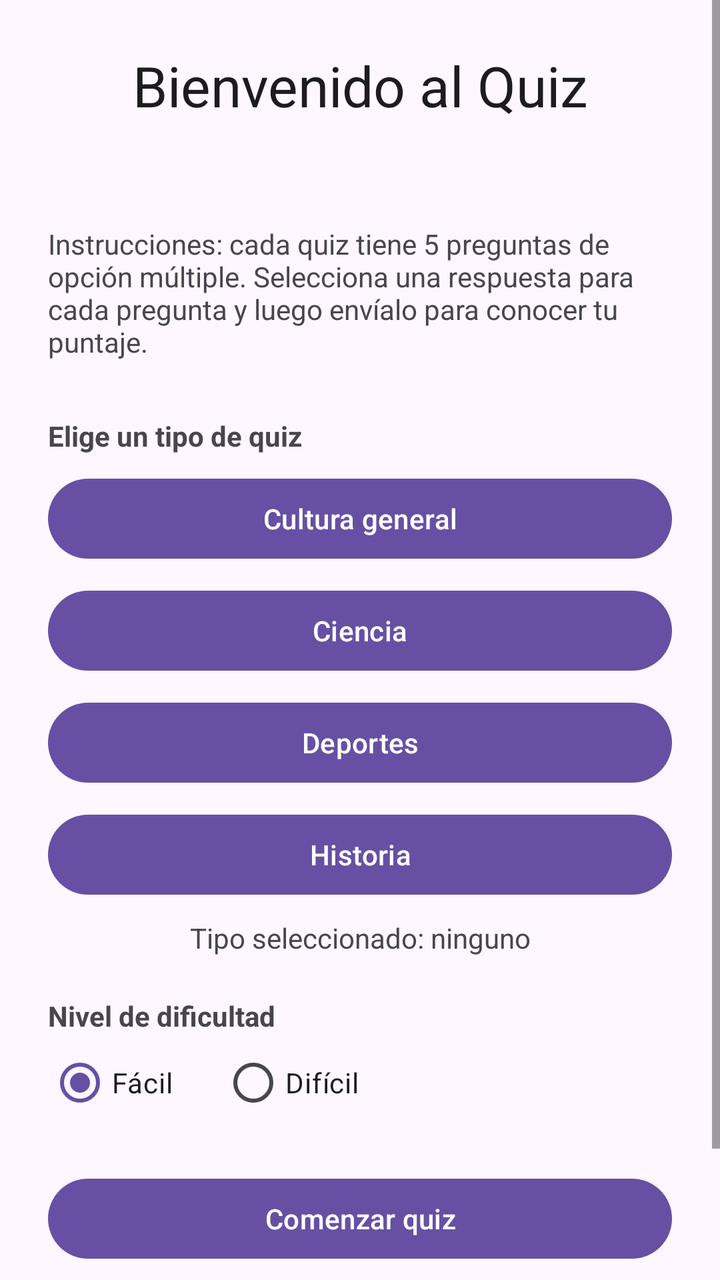
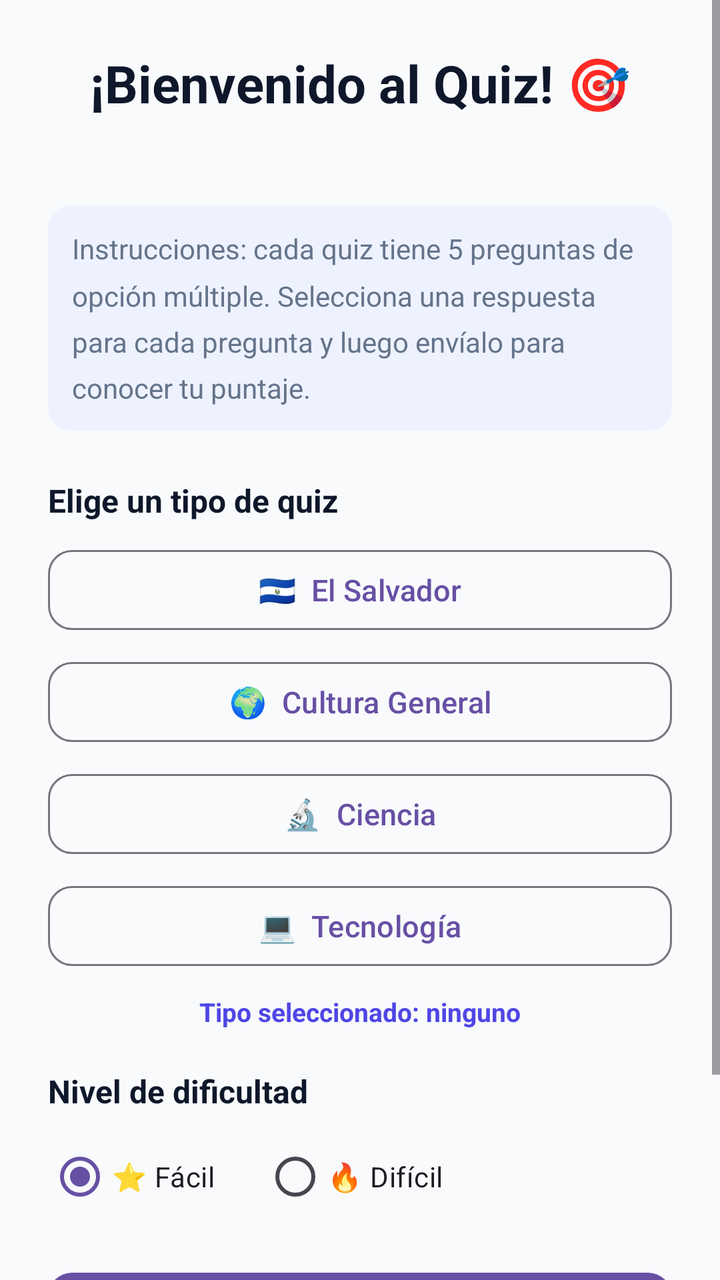

Screens rendered from an Android XML layout before and after an edit, with the pre-edit source and the edit as a unified diff.
<!-- AndroidManifest.xml: application theme Theme.Desafio2DSM -->
<!-- res/layout/activity_welcome.xml -->
<?xml version="1.0" encoding="utf-8"?>
<ScrollView xmlns:android="http://schemas.android.com/apk/res/android" xmlns:app="http://schemas.android.com/apk/res-auto" android:layout_width="match_parent" android:layout_height="match_parent" android:fillViewport="true">
    <androidx.constraintlayout.widget.ConstraintLayout android:layout_width="match_parent" android:layout_height="wrap_content" android:padding="24dp">
        <TextView android:id="@+id/welcomeTitle" android:layout_width="0dp" android:layout_height="wrap_content" android:text="Bienvenido al Quiz" android:textAppearance="@style/TextAppearance.Material3.HeadlineMedium" android:gravity="center" app:layout_constraintTop_toTopOf="parent" app:layout_constraintStart_toStartOf="parent" app:layout_constraintEnd_toEndOf="parent" />
        <TextView android:id="@+id/welcomeUser" android:layout_width="0dp" android:layout_height="wrap_content" android:layout_marginTop="8dp" android:gravity="center" app:layout_constraintTop_toBottomOf="@id/welcomeTitle" app:layout_constraintStart_toStartOf="parent" app:layout_constraintEnd_toEndOf="parent" />
        <TextView android:id="@+id/instructions" android:layout_width="0dp" android:layout_height="wrap_content" android:layout_marginTop="24dp" android:text="Instrucciones: cada quiz tiene 5 preguntas de opción múltiple. Selecciona una respuesta para cada pregunta y luego envíalo para conocer tu puntaje." app:layout_constraintTop_toBottomOf="@id/welcomeUser" app:layout_constraintStart_toStartOf="parent" app:layout_constraintEnd_toEndOf="parent" />
        <TextView android:id="@+id/categoryLabel" android:layout_width="0dp" android:layout_height="wrap_content" android:layout_marginTop="28dp" android:text="Elige un tipo de quiz" android:textStyle="bold" app:layout_constraintTop_toBottomOf="@id/instructions" app:layout_constraintStart_toStartOf="parent" app:layout_constraintEnd_toEndOf="parent" />
        <Button android:id="@+id/generalKnowledgeButton" android:layout_width="0dp" android:layout_height="wrap_content" android:text="Cultura general" android:layout_marginTop="8dp" app:layout_constraintTop_toBottomOf="@id/categoryLabel" app:layout_constraintStart_toStartOf="parent" app:layout_constraintEnd_toEndOf="parent" />
        <Button android:id="@+id/scienceButton" android:layout_width="0dp" android:layout_height="wrap_content" android:text="Ciencia" android:layout_marginTop="8dp" app:layout_constraintTop_toBottomOf="@id/generalKnowledgeButton" app:layout_constraintStart_toStartOf="parent" app:layout_constraintEnd_toEndOf="parent" />
        <Button android:id="@+id/sportsButton" android:layout_width="0dp" android:layout_height="wrap_content" android:text="Deportes" android:layout_marginTop="8dp" app:layout_constraintTop_toBottomOf="@id/scienceButton" app:layout_constraintStart_toStartOf="parent" app:layout_constraintEnd_toEndOf="parent" />
        <Button android:id="@+id/historyButton" android:layout_width="0dp" android:layout_height="wrap_content" android:text="Historia" android:layout_marginTop="8dp" app:layout_constraintTop_toBottomOf="@id/sportsButton" app:layout_constraintStart_toStartOf="parent" app:layout_constraintEnd_toEndOf="parent" />
        <TextView android:id="@+id/selectedCategoryText" android:layout_width="0dp" android:layout_height="wrap_content" android:layout_marginTop="8dp" android:text="Tipo seleccionado: ninguno" android:gravity="center" app:layout_constraintTop_toBottomOf="@id/historyButton" app:layout_constraintStart_toStartOf="parent" app:layout_constraintEnd_toEndOf="parent" />
        <TextView android:id="@+id/difficultyLabel" android:layout_width="0dp" android:layout_height="wrap_content" android:layout_marginTop="20dp" android:text="Nivel de dificultad" android:textStyle="bold" app:layout_constraintTop_toBottomOf="@id/selectedCategoryText" app:layout_constraintStart_toStartOf="parent" app:layout_constraintEnd_toEndOf="parent" />
        <RadioGroup android:id="@+id/difficultyGroup" android:layout_width="0dp" android:layout_height="wrap_content" android:orientation="horizontal" android:checkedButton="@id/easyRadio" app:layout_constraintTop_toBottomOf="@id/difficultyLabel" app:layout_constraintStart_toStartOf="parent" app:layout_constraintEnd_toEndOf="parent">
            <RadioButton android:id="@+id/easyRadio" android:layout_width="wrap_content" android:layout_height="wrap_content" android:text="Fácil" />
            <RadioButton android:id="@+id/hardRadio" android:layout_width="wrap_content" android:layout_height="wrap_content" android:layout_marginStart="24dp" android:text="Difícil" />
        </RadioGroup>
        <Button android:id="@+id/startQuizButton" android:layout_width="0dp" android:layout_height="wrap_content" android:layout_marginTop="20dp" android:text="Comenzar quiz" app:layout_constraintTop_toBottomOf="@id/difficultyGroup" app:layout_constraintStart_toStartOf="parent" app:layout_constraintEnd_toEndOf="parent" />
        <Button android:id="@+id/logoutButton" android:layout_width="0dp" android:layout_height="wrap_content" android:layout_marginTop="8dp" android:text="Cerrar sesión" app:layout_constraintTop_toBottomOf="@id/startQuizButton" app:layout_constraintStart_toStartOf="parent" app:layout_constraintEnd_toEndOf="parent" app:layout_constraintBottom_toBottomOf="parent" />
    </androidx.constraintlayout.widget.ConstraintLayout>
</ScrollView>
<!-- resources referenced by this layout -->
<resources>
  <style name="Theme.Desafio2DSM" parent="Base.Theme.Desafio2DSM" />
  <style name="Base.Theme.Desafio2DSM" parent="Theme.Material3.DayNight.NoActionBar">
          
          
      </style>
</resources>

<!-- the commit's change to res/layout/activity_welcome.xml (unified diff, before → after) -->
@@ -1,21 +1,221 @@
 <?xml version="1.0" encoding="utf-8"?>
-<ScrollView xmlns:android="http://schemas.android.com/apk/res/android" xmlns:app="http://schemas.android.com/apk/res-auto" android:layout_width="match_parent" android:layout_height="match_parent" android:fillViewport="true">
-    <androidx.constraintlayout.widget.ConstraintLayout android:layout_width="match_parent" android:layout_height="wrap_content" android:padding="24dp">
-        <TextView android:id="@+id/welcomeTitle" android:layout_width="0dp" android:layout_height="wrap_content" android:text="Bienvenido al Quiz" android:textAppearance="@style/TextAppearance.Material3.HeadlineMedium" android:gravity="center" app:layout_constraintTop_toTopOf="parent" app:layout_constraintStart_toStartOf="parent" app:layout_constraintEnd_toEndOf="parent" />
-        <TextView android:id="@+id/welcomeUser" android:layout_width="0dp" android:layout_height="wrap_content" android:layout_marginTop="8dp" android:gravity="center" app:layout_constraintTop_toBottomOf="@id/welcomeTitle" app:layout_constraintStart_toStartOf="parent" app:layout_constraintEnd_toEndOf="parent" />
-        <TextView android:id="@+id/instructions" android:layout_width="0dp" android:layout_height="wrap_content" android:layout_marginTop="24dp" android:text="Instrucciones: cada quiz tiene 5 preguntas de opción múltiple. Selecciona una respuesta para cada pregunta y luego envíalo para conocer tu puntaje." app:layout_constraintTop_toBottomOf="@id/welcomeUser" app:layout_constraintStart_toStartOf="parent" app:layout_constraintEnd_toEndOf="parent" />
-        <TextView android:id="@+id/categoryLabel" android:layout_width="0dp" android:layout_height="wrap_content" android:layout_marginTop="28dp" android:text="Elige un tipo de quiz" android:textStyle="bold" app:layout_constraintTop_toBottomOf="@id/instructions" app:layout_constraintStart_toStartOf="parent" app:layout_constraintEnd_toEndOf="parent" />
-        <Button android:id="@+id/generalKnowledgeButton" android:layout_width="0dp" android:layout_height="wrap_content" android:text="Cultura general" android:layout_marginTop="8dp" app:layout_constraintTop_toBottomOf="@id/categoryLabel" app:layout_constraintStart_toStartOf="parent" app:layout_constraintEnd_toEndOf="parent" />
-        <Button android:id="@+id/scienceButton" android:layout_width="0dp" android:layout_height="wrap_content" android:text="Ciencia" android:layout_marginTop="8dp" app:layout_constraintTop_toBottomOf="@id/generalKnowledgeButton" app:layout_constraintStart_toStartOf="parent" app:layout_constraintEnd_toEndOf="parent" />
-        <Button android:id="@+id/sportsButton" android:layout_width="0dp" android:layout_height="wrap_content" android:text="Deportes" android:layout_marginTop="8dp" app:layout_constraintTop_toBottomOf="@id/scienceButton" app:layout_constraintStart_toStartOf="parent" app:layout_constraintEnd_toEndOf="parent" />
-        <Button android:id="@+id/historyButton" android:layout_width="0dp" android:layout_height="wrap_content" android:text="Historia" android:layout_marginTop="8dp" app:layout_constraintTop_toBottomOf="@id/sportsButton" app:layout_constraintStart_toStartOf="parent" app:layout_constraintEnd_toEndOf="parent" />
-        <TextView android:id="@+id/selectedCategoryText" android:layout_width="0dp" android:layout_height="wrap_content" android:layout_marginTop="8dp" android:text="Tipo seleccionado: ninguno" android:gravity="center" app:layout_constraintTop_toBottomOf="@id/historyButton" app:layout_constraintStart_toStartOf="parent" app:layout_constraintEnd_toEndOf="parent" />
-        <TextView android:id="@+id/difficultyLabel" android:layout_width="0dp" android:layout_height="wrap_content" android:layout_marginTop="20dp" android:text="Nivel de dificultad" android:textStyle="bold" app:layout_constraintTop_toBottomOf="@id/selectedCategoryText" app:layout_constraintStart_toStartOf="parent" app:layout_constraintEnd_toEndOf="parent" />
-        <RadioGroup android:id="@+id/difficultyGroup" android:layout_width="0dp" android:layout_height="wrap_content" android:orientation="horizontal" android:checkedButton="@id/easyRadio" app:layout_constraintTop_toBottomOf="@id/difficultyLabel" app:layout_constraintStart_toStartOf="parent" app:layout_constraintEnd_toEndOf="parent">
-            <RadioButton android:id="@+id/easyRadio" android:layout_width="wrap_content" android:layout_height="wrap_content" android:text="Fácil" />
-            <RadioButton android:id="@+id/hardRadio" android:layout_width="wrap_content" android:layout_height="wrap_content" android:layout_marginStart="24dp" android:text="Difícil" />
+<ScrollView
+    xmlns:android="http://schemas.android.com/apk/res/android"
+    xmlns:app="http://schemas.android.com/apk/res-auto"
+    android:layout_width="match_parent"
+    android:layout_height="match_parent"
+    android:fillViewport="true"
+    android:background="@color/background_light">
+
+    <androidx.constraintlayout.widget.ConstraintLayout
+        android:layout_width="match_parent"
+        android:layout_height="wrap_content"
+        android:padding="24dp">
+
+        
+        <TextView
+            android:id="@+id/welcomeTitle"
+            android:layout_width="0dp"
+            android:layout_height="wrap_content"
+            android:text="¡Bienvenido al Quiz! 🎯"
+            android:textSize="26sp"
+            android:textStyle="bold"
+            android:textColor="@color/text_primary"
+            android:gravity="center"
+            app:layout_constraintTop_toTopOf="parent"
+            app:layout_constraintStart_toStartOf="parent"
+            app:layout_constraintEnd_toEndOf="parent" />
+
+        
+        <TextView
+            android:id="@+id/welcomeUser"
+            android:layout_width="0dp"
+            android:layout_height="wrap_content"
+            android:layout_marginTop="6dp"
+            android:gravity="center"
+            android:textSize="13sp"
+            android:textColor="@color/text_secondary"
+            app:layout_constraintTop_toBottomOf="@id/welcomeTitle"
+            app:layout_constraintStart_toStartOf="parent"
+            app:layout_constraintEnd_toEndOf="parent" />
+
+        
+        <TextView
+            android:id="@+id/instructions"
+            android:layout_width="0dp"
+            android:layout_height="wrap_content"
+            android:layout_marginTop="20dp"
+            android:text="Instrucciones: cada quiz tiene 5 preguntas de opción múltiple. Selecciona una respuesta para cada pregunta y luego envíalo para conocer tu puntaje."
+            android:textSize="14sp"
+            android:textColor="@color/text_secondary"
+            android:lineSpacingMultiplier="1.4"
+            android:background="@drawable/bg_badge"
+            android:padding="12dp"
+            app:layout_constraintTop_toBottomOf="@id/welcomeUser"
+            app:layout_constraintStart_toStartOf="parent"
+            app:layout_constraintEnd_toEndOf="parent" />
+
+        
+        <TextView
+            android:id="@+id/categoryLabel"
+            android:layout_width="0dp"
+            android:layout_height="wrap_content"
+            android:layout_marginTop="24dp"
+            android:text="Elige un tipo de quiz"
+            android:textSize="16sp"
+            android:textStyle="bold"
+            android:textColor="@color/text_primary"
+            app:layout_constraintTop_toBottomOf="@id/instructions"
+            app:layout_constraintStart_toStartOf="parent"
+            app:layout_constraintEnd_toEndOf="parent" />
+
+        
+        <com.google.android.material.button.MaterialButton
+            android:id="@+id/generalKnowledgeButton"
+            android:layout_width="0dp"
+            android:layout_height="wrap_content"
+            android:layout_marginTop="10dp"
+            android:text="🇸🇻  El Salvador"
+            android:textAllCaps="false"
+            android:textSize="15sp"
+            style="@style/Widget.Material3.Button.OutlinedButton"
+            app:cornerRadius="12dp"
+            app:layout_constraintTop_toBottomOf="@id/categoryLabel"
+            app:layout_constraintStart_toStartOf="parent"
+            app:layout_constraintEnd_toEndOf="parent" />
+
+        
+        <com.google.android.material.button.MaterialButton
+            android:id="@+id/scienceButton"
+            android:layout_width="0dp"
+            android:layout_height="wrap_content"
+            android:layout_marginTop="8dp"
+            android:text="🌍  Cultura General"
+            android:textAllCaps="false"
+            android:textSize="15sp"
+            style="@style/Widget.Material3.Button.OutlinedButton"
+            app:cornerRadius="12dp"
+            app:layout_constraintTop_toBottomOf="@id/generalKnowledgeButton"
+            app:layout_constraintStart_toStartOf="parent"
+            app:layout_constraintEnd_toEndOf="parent" />
+
+        
+        <com.google.android.material.button.MaterialButton
+            android:id="@+id/sportsButton"
+            android:layout_width="0dp"
+            android:layout_height="wrap_content"
+            android:layout_marginTop="8dp"
+            android:text="🔬  Ciencia"
+            android:textAllCaps="false"
+            android:textSize="15sp"
+            style="@style/Widget.Material3.Button.OutlinedButton"
+            app:cornerRadius="12dp"
+            app:layout_constraintTop_toBottomOf="@id/scienceButton"
+            app:layout_constraintStart_toStartOf="parent"
+            app:layout_constraintEnd_toEndOf="parent" />
+
+        
+        <com.google.android.material.button.MaterialButton
+            android:id="@+id/historyButton"
+            android:layout_width="0dp"
+            android:layout_height="wrap_content"
+            android:layout_marginTop="8dp"
+            android:text="💻  Tecnología"
+            android:textAllCaps="false"
+            android:textSize="15sp"
+            style="@style/Widget.Material3.Button.OutlinedButton"
+            app:cornerRadius="12dp"
+            app:layout_constraintTop_toBottomOf="@id/sportsButton"
+            app:layout_constraintStart_toStartOf="parent"
+            app:layout_constraintEnd_toEndOf="parent" />
+
+        
+        <TextView
+            android:id="@+id/selectedCategoryText"
+            android:layout_width="0dp"
+            android:layout_height="wrap_content"
+            android:layout_marginTop="10dp"
+            android:text="Tipo seleccionado: ninguno"
+            android:gravity="center"
+            android:textSize="13sp"
+            android:textColor="@color/primary"
+            android:textStyle="bold"
+            app:layout_constraintTop_toBottomOf="@id/historyButton"
+            app:layout_constraintStart_toStartOf="parent"
+            app:layout_constraintEnd_toEndOf="parent" />
+
+        
+        <TextView
+            android:id="@+id/difficultyLabel"
+            android:layout_width="0dp"
+            android:layout_height="wrap_content"
+            android:layout_marginTop="20dp"
+            android:text="Nivel de dificultad"
+            android:textSize="16sp"
+            android:textStyle="bold"
+            android:textColor="@color/text_primary"
+            app:layout_constraintTop_toBottomOf="@id/selectedCategoryText"
+            app:layout_constraintStart_toStartOf="parent"
+            app:layout_constraintEnd_toEndOf="parent" />
+
+        
+        <RadioGroup
+            android:id="@+id/difficultyGroup"
+            android:layout_width="0dp"
+            android:layout_height="wrap_content"
+            android:layout_marginTop="8dp"
+            android:orientation="horizontal"
+            android:checkedButton="@id/easyRadio"
+            app:layout_constraintTop_toBottomOf="@id/difficultyLabel"
+            app:layout_constraintStart_toStartOf="parent"
+            app:layout_constraintEnd_toEndOf="parent">
+
+            <RadioButton
+                android:id="@+id/easyRadio"
+                android:layout_width="wrap_content"
+                android:layout_height="wrap_content"
+                android:text="⭐ Fácil"
+                android:textSize="14sp" />
+
+            <RadioButton
+                android:id="@+id/hardRadio"
+                android:layout_width="wrap_content"
+                android:layout_height="wrap_content"
+                android:layout_marginStart="24dp"
+                android:text="🔥 Difícil"
+                android:textSize="14sp" />
+
         </RadioGroup>
-        <Button android:id="@+id/startQuizButton" android:layout_width="0dp" android:layout_height="wrap_content" android:layout_marginTop="20dp" android:text="Comenzar quiz" app:layout_constraintTop_toBottomOf="@id/difficultyGroup" app:layout_constraintStart_toStartOf="parent" app:layout_constraintEnd_toEndOf="parent" />
-        <Button android:id="@+id/logoutButton" android:layout_width="0dp" android:layout_height="wrap_content" android:layout_marginTop="8dp" android:text="Cerrar sesión" app:layout_constraintTop_toBottomOf="@id/startQuizButton" app:layout_constraintStart_toStartOf="parent" app:layout_constraintEnd_toEndOf="parent" app:layout_constraintBottom_toBottomOf="parent" />
+
+        
+        <com.google.android.material.button.MaterialButton
+            android:id="@+id/startQuizButton"
+            android:layout_width="0dp"
+            android:layout_height="wrap_content"
+            android:layout_marginTop="20dp"
+            android:text="Comenzar Quiz 🚀"
+            android:textAllCaps="false"
+            android:textSize="16sp"
+            app:cornerRadius="12dp"
+            app:layout_constraintTop_toBottomOf="@id/difficultyGroup"
+            app:layout_constraintStart_toStartOf="parent"
+            app:layout_constraintEnd_toEndOf="parent" />
+
+        
+        <com.google.android.material.button.MaterialButton
+            android:id="@+id/logoutButton"
+            android:layout_width="0dp"
+            android:layout_height="wrap_content"
+            android:layout_marginTop="10dp"
+            android:text="Cerrar Sesión"
+            android:textAllCaps="false"
+            style="@style/Widget.Material3.Button.TextButton"
+            app:cornerRadius="12dp"
+            app:layout_constraintTop_toBottomOf="@id/startQuizButton"
+            app:layout_constraintStart_toStartOf="parent"
+            app:layout_constraintEnd_toEndOf="parent"
+            app:layout_constraintBottom_toBottomOf="parent" />
+
     </androidx.constraintlayout.widget.ConstraintLayout>
+
 </ScrollView>
<!-- resource entries referenced after the edit -->
@@ -1,6 +1,18 @@
 <!-- resources referenced by this layout -->
 <resources>
+  <color name="background_light">#F8FAFC</color>
+  <color name="primary">#4F46E5</color>
+  <color name="text_primary">#0F172A</color>
+  <color name="text_secondary">#64748B</color>
+  <!-- drawable bg_badge (drawable) -->
+  <?xml version="1.0" encoding="utf-8"?>
+  <shape xmlns:android="http://schemas.android.com/apk/res/android"
+      android:shape="rectangle">
+      <solid android:color="@color/primary_light" />
+      <corners android:radius="12dp" />
+  </shape>
   <style name="Theme.Desafio2DSM" parent="Base.Theme.Desafio2DSM" />
+  <color name="primary_light">#EEF2FF</color>
   <style name="Base.Theme.Desafio2DSM" parent="Theme.Material3.DayNight.NoActionBar">
           
           
